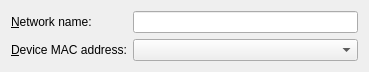
This is lib/editor/ui/wimax.ui in KDE/plasma-nm as Qt 5 draws it before an edit. The edited form follows.
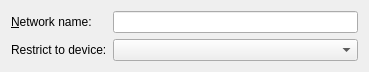
This is the edited form. Custom widgets are drawn as their Qt base class.

Commit message: Use better label for restricting connection to specific device

The edit to the form file:
```diff
--- a/lib/editor/ui/wimax.ui
+++ b/lib/editor/ui/wimax.ui
@@ -28,7 +28,7 @@
    <item row="1" column="0">
     <widget class="QLabel" name="label_2">
      <property name="text">
-      <string>&amp;Device MAC address:</string>
+      <string>Restrict to device:</string>
      </property>
      <property name="buddy">
       <cstring>macAddress</cstring>
```
The commit also changes 3 other files.
